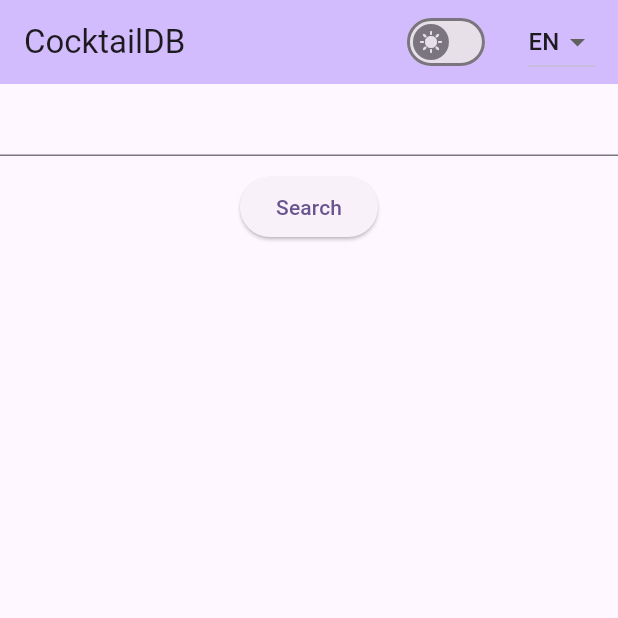
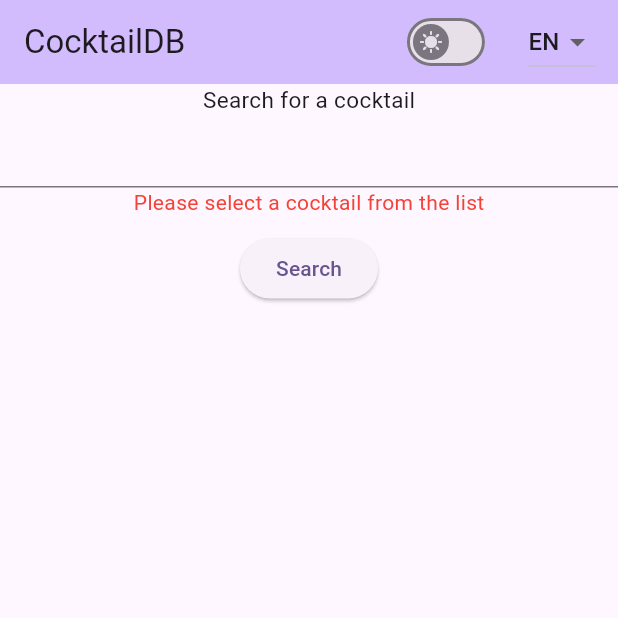
Before and after one commit to FedeGioz/CocktailDB, a Flutter app: the screen it shows after launch, after a tap on "Search", on a phone screen of 412 x 824 dp, the top half of it. Run offline on Flutter 3.47's test engine with Material 3 defaults, Android fonts, the phone set to English and light mode, and no system bars.

Commit message:
Added an error text and check for the AutoComplete field. Added a little hint text before the AutoComplete.

```diff
--- a/lib/main.dart
+++ b/lib/main.dart
@@ -66,6 +66,8 @@
   bool _hasSearched = false;
 
   TextEditingValue textEditingValue = TextEditingValue();
+  String _lastSelectedSuggestion = "";
+  String _errorTextAutocomplete = "";
   List<Cocktail> cocktails = [];
 
   String selectedLanguage = "EN";
@@ -130,6 +132,7 @@
       body: SingleChildScrollView(
         child: Column(
           children: [
+            const Text("Search for a cocktail", style: TextStyle(fontSize: 15),),
             Autocomplete<String>(
               optionsBuilder: (TextEditingValue textEditingValue) async {
                 if (textEditingValue.text.isEmpty) {
@@ -142,9 +145,18 @@
                 textEditingValue = TextEditingValue(text: selection);
               },
             ),
+            Text(_errorTextAutocomplete, style: const TextStyle(color: Colors.red),),
             const SizedBox(height: 10,),
             ElevatedButton(onPressed: () {
-                searchCocktails();
+                if(textEditingValue.text.isNotEmpty && textEditingValue.text != _lastSelectedSuggestion){
+                  searchCocktails();
+                  _lastSelectedSuggestion = textEditingValue.text;
+                }
+                else{
+                  setState(() {
+                    _errorTextAutocomplete = "Please select a cocktail from the list";
+                  });
+                }
                 _hasSearched = true;
               }, child: const Text("Search"),),
             const SizedBox(height: 100,),
```
